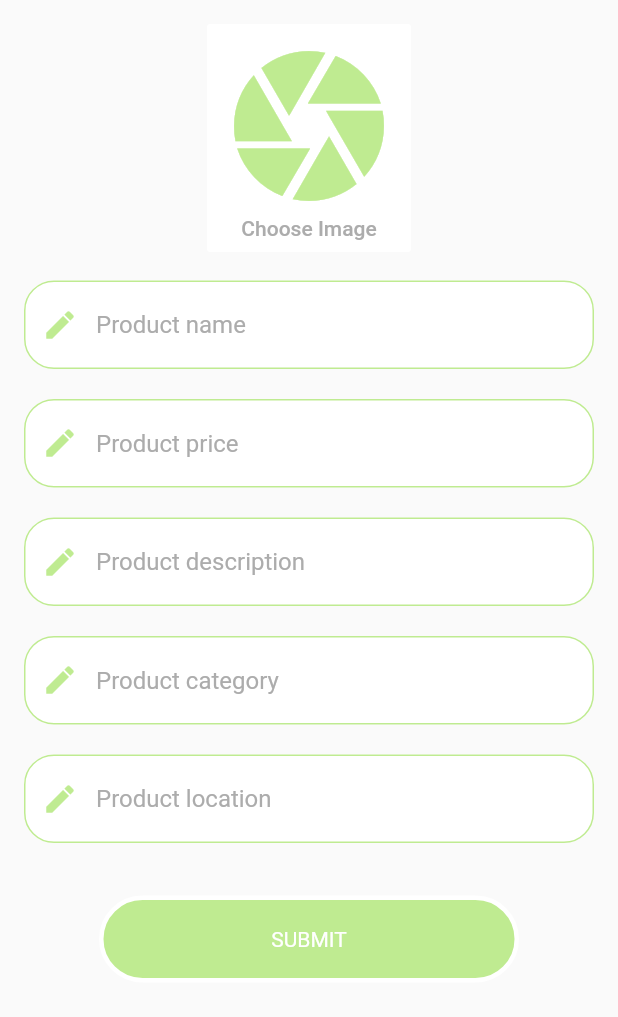
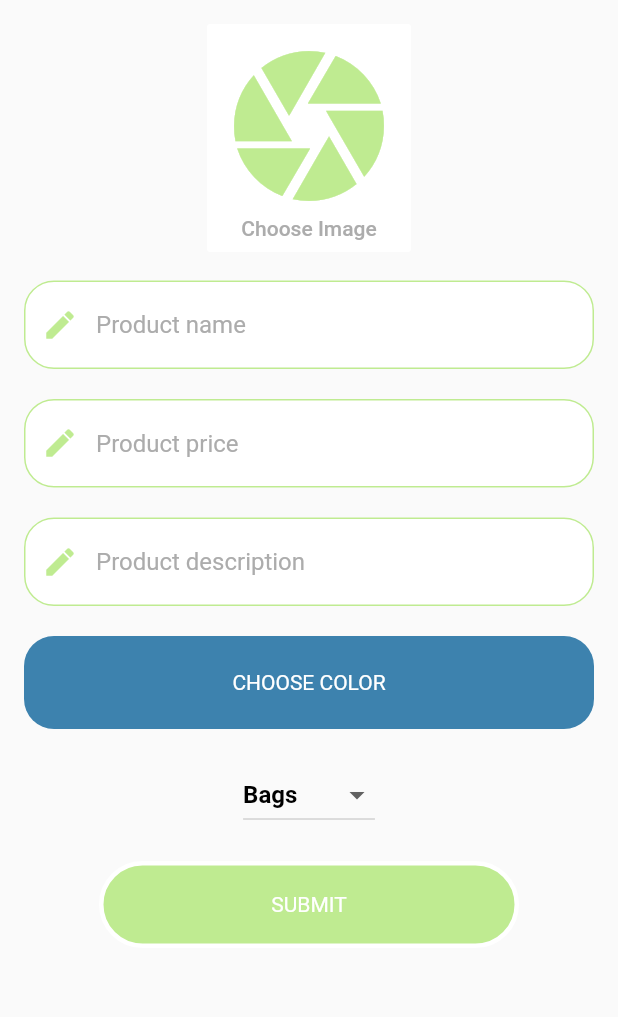
Before and after one commit to kosbaship/cloth_shop, a Flutter app: the AddProductScreen widget shown alone on an empty page, opened directly, on a phone screen of 412 x 824 dp. Shown: the top 1017 px of the screen. Run offline on Flutter 3.47's test engine with Material 2 defaults, Android fonts, the phone set to English and light mode, and no system bars; our stand-ins replace bloc, cloud_firestore, conditional_builder, firebase_auth, firebase_core, firebase_storage and 5 more; missing offline and left inert: cloud_firestore_web, firebase_auth_web, firebase_core_web, shared_preferences_web; accounts and stored records are empty; Roboto replaces fonts that are missing (MontserratRegular); project files that could hold a hidden picture were left out.

Commit message:
Celect color and Catergory

```diff
--- a/lib/models/product.dart
+++ b/lib/models/product.dart
@@ -6,6 +6,7 @@ class ProductModel {
   String pCategory;
   String pId;
   int pQuantity;
+  String pColor;
   ProductModel(
       {this.pQuantity,
       this.pId,
@@ -13,5 +14,6 @@ class ProductModel {
       this.pCategory,
       this.pDescription,
       this.pLocation,
-      this.pPrice});
+      this.pPrice,
+      this.pColor});
 }
--- a/lib/modules/admin/add_products/add_products_screen.dart
+++ b/lib/modules/admin/add_products/add_products_screen.dart
@@ -1,4 +1,5 @@
 import 'dart:io';
+import 'dart:ui';
 
 import 'package:cloth_shop/models/product.dart';
 import 'package:cloth_shop/modules/admin/add_products/cubit/add_product_cubit.dart';
@@ -7,14 +8,17 @@ import 'package:cloth_shop/shared/colors/colors.dart';
 import 'package:cloth_shop/shared/components/compnents.dart';
 import 'package:conditional_builder/conditional_builder.dart';
 import 'package:flutter/material.dart';
+import 'package:flutter/services.dart';
 import 'package:flutter_bloc/flutter_bloc.dart';
+import 'package:flutter_colorpicker/flutter_colorpicker.dart';
+
+Color currentColor = kProductColor;
+String caterorySelected = 'jackets';
 
 class AddProductScreen extends StatelessWidget {
   final nameController = TextEditingController();
   final priceController = TextEditingController();
   final descriptionController = TextEditingController();
-  final categoryController = TextEditingController();
-  final locationController = TextEditingController();
 
   @override
   Widget build(BuildContext context) {
@@ -106,23 +110,13 @@ class AddProductScreen extends StatelessWidget {
                       SizedBox(
                         height: 20,
                       ),
-                      buildTextField(
-                        icon: Icons.edit,
-                        hint: 'Product category',
-                        controller: categoryController,
-                        type: TextInputType.emailAddress,
-                      ),
+                      PickColor(),
                       SizedBox(
                         height: 20,
                       ),
-                      buildTextField(
-                        icon: Icons.edit,
-                        hint: 'Product location',
-                        controller: locationController,
-                        type: TextInputType.emailAddress,
-                      ),
+                      DropDown(),
                       SizedBox(
-                        height: 35,
+                        height: 20,
                       ),
                       Padding(
                         padding: const EdgeInsets.symmetric(horizontal: 50),
@@ -131,15 +125,11 @@ class AddProductScreen extends StatelessWidget {
                               String name = nameController.text;
                               String price = priceController.text;
                               String description = descriptionController.text;
-                              String category = categoryController.text;
-                              String location = locationController.text;
 
                               if (name.isEmpty ||
                                   price.isEmpty ||
                                   imageLink == '' ||
-                                  description.isEmpty ||
-                                  category.isEmpty ||
-                                  location.isEmpty) {
+                                  description.isEmpty) {
                                 showToast(
                                     message: "please fill your data",
                                     error: true);
@@ -149,8 +139,8 @@ class AddProductScreen extends StatelessWidget {
                                         pName: name,
                                         pPrice: price,
                                         pDescription: description,
-                                        pCategory: category,
-                                        pLocation: location));
+                                        pCategory: caterorySelected,
+                                        pColor: currentColor.toString()));
                                 // nameController.clear();
                                 // priceController.clear();
                                 // descriptionController.clear();
@@ -183,3 +173,148 @@ class AddProductScreen extends StatelessWidget {
     );
   }
 }
+
+class PickColor extends StatefulWidget {
+  @override
+  _PickColorState createState() => _PickColorState();
+}
+
+class _PickColorState extends State<PickColor> {
+  void changeColor(Color color) {
+    setState(() {
+      return currentColor = color;
+    });
+  }
+
+  @override
+  Widget build(BuildContext context) {
+    return Container(
+      width: double.infinity,
+      height: 62,
+      child: FlatButton(
+        shape: RoundedRectangleBorder(borderRadius: BorderRadius.circular(20)),
+        child: Text(
+          'Choose Color'.toUpperCase(),
+          style: TextStyle(
+            fontSize: 14,
+            fontWeight: FontWeight.normal,
+            fontFamily: "MontserratRegular",
+          ),
+        ),
+        color: currentColor,
+        textColor: kSecondaryColor,
+        onPressed: () {
+          showDialog(
+            context: context,
+            builder: (BuildContext context) {
+              return AlertDialog(
+                titlePadding: const EdgeInsets.all(0.0),
+                contentPadding: const EdgeInsets.all(16.0),
+                content: SingleChildScrollView(
+                  child: Column(
+                    children: [
+                      BlockPicker(
+                          pickerColor: currentColor,
+                          onColorChanged: changeColor),
+                      SizedBox(
+                        height: 10,
+                      ),
+                      Padding(
+                        padding: const EdgeInsets.symmetric(horizontal: 50),
+                        child: buildDefaultButton(
+                            onPressed: () {
+                              Navigator.pop(context);
+                            },
+                            text: 'Submit',
+                            textColor: kWhiteColor,
+                            backgroundColor: kMainColor,
+                            borderColor: kWhiteColor),
+                      ),
+                    ],
+                  ),
+                ),
+              );
+            },
+          );
+        },
+      ),
+    );
+  }
+}
+
+class DropDown extends StatefulWidget {
+  @override
+  DropDownState createState() => DropDownState();
+}
+
+class Company {
+  int id;
+  String name;
+
+  Company(this.id, this.name);
+
+  static List<Company> getCompanies() {
+    return <Company>[
+      Company(1, 'Bags'),
+      Company(2, 'Jackets'),
+      Company(3, 'Trousers'),
+      Company(4, 'T-shirts'),
+      Company(5, 'Shoes'),
+    ];
+  }
+}
+
+class DropDownState extends State<DropDown> {
+  List<Company> _companies = Company.getCompanies();
+  List<DropdownMenuItem<Company>> _dropdownMenuItems;
+  Company _selectedCompany;
+
+  @override
+  void initState() {
+    _dropdownMenuItems = buildDropdownMenuItems(_companies);
+    _selectedCompany = _dropdownMenuItems[0].value;
+    super.initState();
+  }
+
+  List<DropdownMenuItem<Company>> buildDropdownMenuItems(List companies) {
+    List<DropdownMenuItem<Company>> items = List();
+    for (Company company in companies) {
+      items.add(
+        DropdownMenuItem(
+          value: company,
+          child: Text(company.name),
+        ),
+      );
+    }
+    return items;
+  }
+
+  onChangeDropdownItem(Company selectedCompany) {
+    setState(() {
+      _selectedCompany = selectedCompany;
+    });
+  }
+
+  @override
+  Widget build(BuildContext context) {
+    caterorySelected = _selectedCompany.name;
+    print(caterorySelected);
+    return Column(
+      crossAxisAlignment: CrossAxisAlignment.center,
+      mainAxisAlignment: MainAxisAlignment.center,
+      children: <Widget>[
+        DropdownButton(
+          style: TextStyle(
+            color: kBlackColor,
+            fontWeight: FontWeight.bold,
+            fontSize: 16,
+            fontFamily: "MontserratRegular",
+          ),
+          value: _selectedCompany,
+          items: _dropdownMenuItems,
+          onChanged: onChangeDropdownItem,
+        ),
+      ],
+    );
+  }
+}
--- a/lib/modules/admin/add_products/cubit/add_product_cubit.dart
+++ b/lib/modules/admin/add_products/cubit/add_product_cubit.dart
@@ -12,6 +12,7 @@ class AddProductCubit extends Cubit<AddProductStates> {
   static AddProductCubit get(context) => BlocProvider.of(context);
 
   String imageLink = '';
+
   File imageFileFromUser;
 
   selectImage() {
--- a/lib/modules/admin/edit_product/edit_product_screen.dart
+++ b/lib/modules/admin/edit_product/edit_product_screen.dart
@@ -169,7 +169,6 @@ class EditProductScreen extends StatelessWidget {
                                         kProductPrice: price,
                                         kProductDescription: description,
                                         kProductCategory: category,
-                                        kProductLocation: location
                                       },
                                       docId: productId,
                                     );
--- a/lib/modules/admin/manage_products/cubit/manage_product_cubit.dart
+++ b/lib/modules/admin/manage_products/cubit/manage_product_cubit.dart
@@ -23,7 +23,6 @@ class ManageProductCubit extends Cubit<ManageProductStates> {
             pPrice: data[kProductPrice],
             pName: data[kProductName],
             pDescription: data[kProductDescription],
-            pLocation: data[kProductLocation],
             pCategory: data[kProductCategory]));
       }
 
--- a/lib/network/cloud_firestore.dart
+++ b/lib/network/cloud_firestore.dart
@@ -15,7 +15,7 @@ class FirebaseFireStoreService {
       kProductImageUrl: imageUrl,
       kProductName: product.pName,
       kProductDescription: product.pDescription,
-      kProductLocation: product.pLocation,
+      kProductColor: product.pColor,
       kProductCategory: product.pCategory,
       kProductPrice: product.pPrice
     });
--- a/lib/shared/components/compnents.dart
+++ b/lib/shared/components/compnents.dart
@@ -158,6 +158,7 @@ Widget buildDefaultButton(
             color: borderColor,
           )),
       child: FlatButton(
+        materialTapTargetSize: MaterialTapTargetSize.shrinkWrap,
         textColor: textColor,
         onPressed: onPressed,
         child: Text(
--- a/lib/shared/constants.dart
+++ b/lib/shared/constants.dart
@@ -4,6 +4,6 @@ const kProductImageUrl = 'imageUrl';
 const kProductName = 'productName';
 const kProductPrice = 'productPrice';
 const kProductDescription = 'productDescription';
-const kProductLocation = 'productLocation';
+const kProductColor = 'productColor';
 const kProductCategory = 'productCategory';
 const kProductQuantity = 'Quantity';
--- a/pubspec.yaml
+++ b/pubspec.yaml
@@ -27,6 +27,8 @@ dependencies:
   flutter_svg: ^0.19.2+1
   image_picker: ^0.6.7+21
   firebase_storage: ^7.0.0
+  flutter_colorpicker: ^0.3.5
+
 
 
 dev_dependencies:
```
Also changed, not shown: pubspec.lock, 1 other file.
